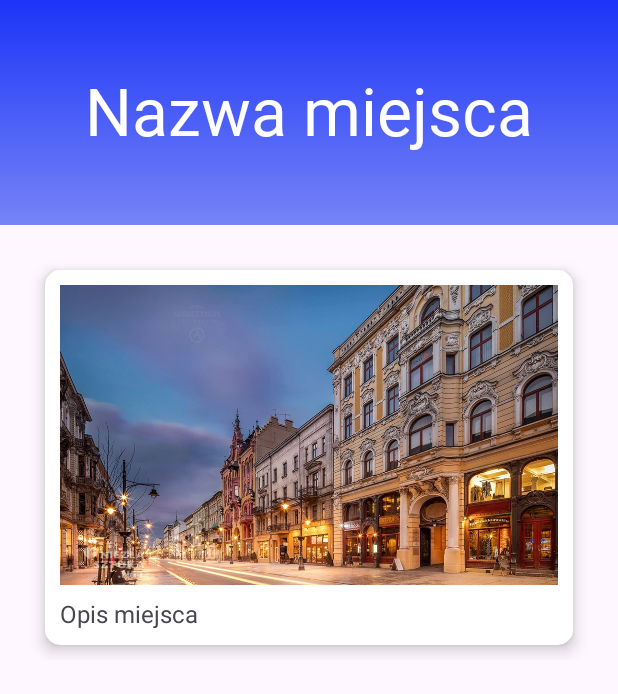
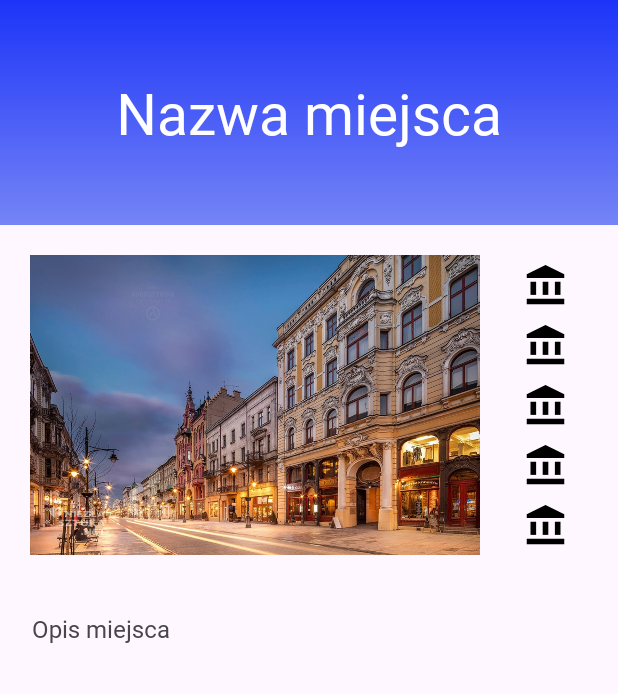
Before and after one commit to LukaszMatecki/QRScannerApp, an Android app: the layout activity_place_details.xml on its own in the app's theme, with its tools: preview values and no code run, on a phone screen of 412 x 824 dp. Shown: the top 694 px of the screen. Run offline under Robolectric (Android 15) with nearby library versions, the phone set to English and light mode, and no system bars.

Commit message:
Poprawiony layout miejsc + dodane rzeczy do bazy danych

```diff
--- /dev/null
+++ b/app/src/main/res/drawable/baseline_account_balance_24.xml
@@ -0,0 +1,13 @@
+<vector xmlns:android="http://schemas.android.com/apk/res/android" android:height="24dp" android:tint="#000000" android:viewportHeight="24" android:viewportWidth="24" android:width="24dp">
+
+    <path android:fillColor="@android:color/white" android:pathData="M4,10h3v7h-3z"/>
+
+    <path android:fillColor="@android:color/white" android:pathData="M10.5,10h3v7h-3z"/>
+
+    <path android:fillColor="@android:color/white" android:pathData="M2,19h20v3h-20z"/>
+
+    <path android:fillColor="@android:color/white" android:pathData="M17,10h3v7h-3z"/>
+
+    <path android:fillColor="@android:color/white" android:pathData="M12,1l-10,5l0,2l20,0l0,-2z"/>
+
+</vector>
--- a/app/src/main/res/layout/activity_place_details.xml
+++ b/app/src/main/res/layout/activity_place_details.xml
@@ -18,11 +18,12 @@
         android:id="@+id/place_title"
         android:layout_width="wrap_content"
         android:layout_height="wrap_content"
-        android:layout_marginTop="44dp"
+        android:gravity="center"
         android:fontFamily="@font/lato_black"
         android:text="Nazwa miejsca"
         android:textColor="@color/white"
-        android:textSize="44sp"
+        android:textSize="38sp"
+        app:layout_constraintBottom_toBottomOf="@+id/rectangle"
         app:layout_constraintEnd_toEndOf="parent"
         app:layout_constraintHorizontal_bias="0.5"
         app:layout_constraintStart_toStartOf="parent"
@@ -48,39 +49,84 @@
                 android:orientation="horizontal"
                 android:padding="10dp">
 
-                <androidx.cardview.widget.CardView
-                    android:id="@+id/place_card"
-                    android:layout_width="match_parent"
-                    android:layout_height="wrap_content"
-                    android:layout_margin="10dp"
-                    app:cardCornerRadius="10dp"
-                    app:cardElevation="6dp">
+                <ImageView
+                    android:id="@+id/place_image"
+                    android:layout_width="300dp"
+                    android:layout_height="200dp"
+                    android:scaleType="centerCrop"
+                    app:srcCompat="@drawable/piotrkowska" />
 
-                    <LinearLayout
-                        android:layout_width="match_parent"
-                        android:layout_height="wrap_content"
-                        android:orientation="vertical"
-                        android:padding="10dp">
+                <!-- Układ ikon po prawej stronie -->
+                <LinearLayout
+                    android:layout_width="0dp"
+                    android:layout_height="200dp"
+                    android:layout_marginStart="16dp"
+                    android:orientation="vertical"
+                    app:layout_constraintWidth_percent="0.4"
+                    android:gravity="center"
+                    android:layout_weight="1">
 
-                        <ImageView
-                            android:id="@+id/place_image"
-                            android:layout_width="match_parent"
-                            android:layout_height="200dp"
-                            android:scaleType="centerCrop"
-                            app:srcCompat="@drawable/piotrkowska" />
+                    <ImageView
+                        android:id="@+id/icon1"
+                        android:layout_marginTop="10dp"
+                        android:layout_width="30dp"
+                        android:layout_height="30dp"
+                        android:layout_marginBottom="10dp"
+                        android:clickable="true"
+                        android:focusable="true"
+                        app:srcCompat="@drawable/baseline_account_balance_24" />
 
-                        <TextView
-                            android:id="@+id/place_description"
-                            android:layout_width="match_parent"
-                            android:layout_height="wrap_content"
-                            android:text="Opis miejsca"
-                            android:textSize="16sp"
-                            android:paddingTop="8dp" />
-                    </LinearLayout>
+                    <ImageView
+                        android:id="@+id/icon2"
+                        android:layout_width="30dp"
+                        android:layout_height="30dp"
+                        android:layout_marginBottom="10dp"
+                        android:clickable="true"
+                        android:focusable="true"
+                        app:srcCompat="@drawable/baseline_account_balance_24" />
 
-                </androidx.cardview.widget.CardView>
+                    <ImageView
+                        android:id="@+id/icon3"
+                        android:layout_width="30dp"
+                        android:layout_height="30dp"
+                        android:layout_marginBottom="10dp"
+                        android:clickable="true"
+                        android:focusable="true"
+                        app:srcCompat="@drawable/baseline_account_balance_24" />
+
+                    <ImageView
+                        android:id="@+id/icon4"
+                        android:layout_width="30dp"
+                        android:layout_height="30dp"
+                        android:layout_marginBottom="10dp"
+                        android:clickable="true"
+                        android:focusable="true"
+                        app:srcCompat="@drawable/baseline_account_balance_24" />
+
+                    <ImageView
+                        android:id="@+id/icon5"
+                        android:layout_width="30dp"
+                        android:layout_height="30dp"
+                        android:layout_marginBottom="10dp"
+                        android:clickable="true"
+                        android:focusable="true"
+                        app:srcCompat="@drawable/baseline_account_balance_24" />
+
+
+                </LinearLayout>
 
             </LinearLayout>
+
+            <TextView
+                android:id="@+id/place_description"
+                android:layout_width="369dp"
+                android:layout_height="wrap_content"
+                android:layout_gravity="center"
+                android:layout_marginTop="20dp"
+                android:fontFamily="@font/lato_regular"
+                android:paddingTop="8dp"
+                android:text="Opis miejsca"
+                android:textSize="16sp" />
 
         </LinearLayout>
 
--- a/app/src/main/res/layout/place_card.xml
+++ b/app/src/main/res/layout/place_card.xml
@@ -24,7 +24,7 @@
             android:layout_width="373dp"
             android:layout_height="wrap_content"
             android:layout_marginTop="8dp"
-            android:fontFamily="@font/lato_regular"
+            android:fontFamily="@font/lato_bold"
             android:gravity="center"
             android:textSize="20sp"
             android:textStyle="bold" />
--- a/gradle/libs.versions.toml
+++ b/gradle/libs.versions.toml
@@ -1,5 +1,5 @@
 [versions]
-agp = "8.7.3"
+agp = "8.8.2"
 barcodeScanning = "17.3.0"
 mapsSecret = "2.0.1"
 junit = "4.13.2"
```
Also changed, not shown: app/src/main/java/com/example/qrscanner/PlaceDetails.java (+35 -23 lines), app/src/main/java/com/example/qrscanner/PlacesAdapter.java (+10 -5 lines), app/src/main/res/layout/fragment_places.xml (+47 -5 lines), gradle/wrapper/gradle-wrapper.properties.
